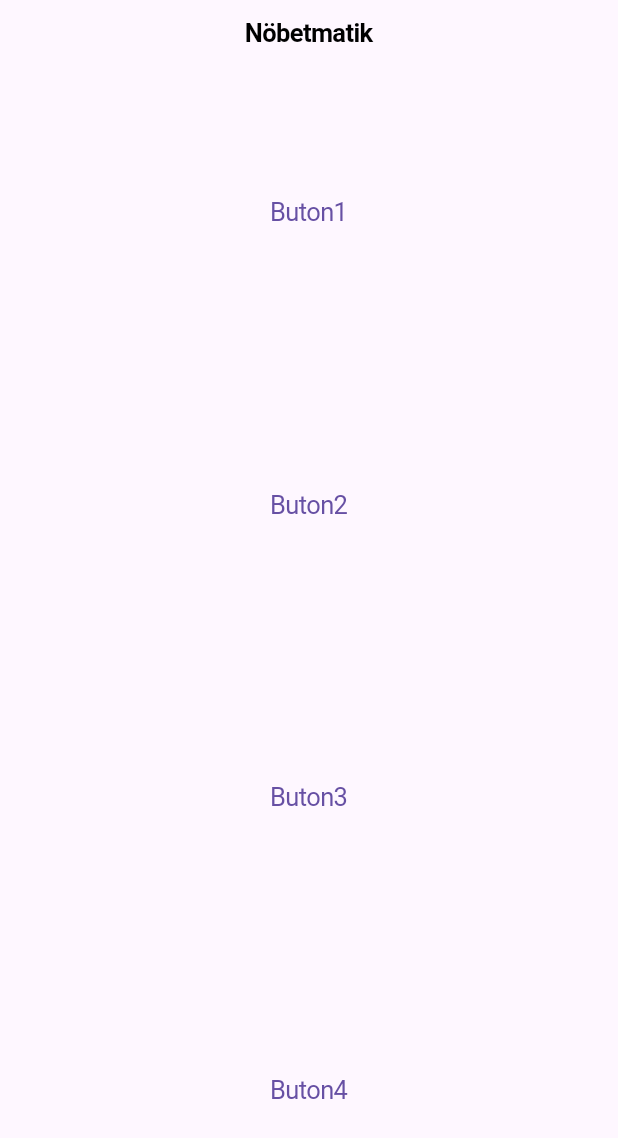
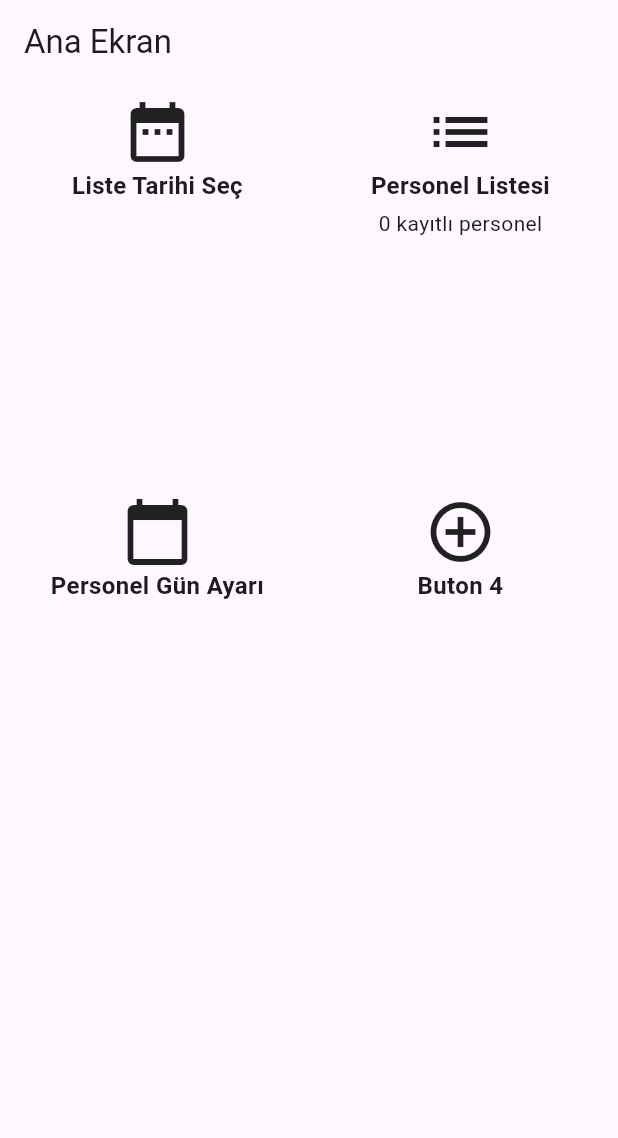
Before and after one commit to ltfclk/nobetmatik, a Flutter app: the screen it shows after launch, on a phone screen of 412 x 824 dp. Shown: the top 1138 px of the screen. Run offline on Flutter 3.47's test engine with Material 3 defaults, Android fonts, the phone set to English and light mode, and no system bars; our stand-ins replace shared_preferences, syncfusion_flutter_datepicker.

Commit message:
3. commit

```diff
--- a/lib/ana_ekran.dart
+++ b/lib/ana_ekran.dart
@@ -1,35 +1,113 @@
-import 'package:flutter/cupertino.dart';
 import 'package:flutter/material.dart';
+import 'package:shared_preferences/shared_preferences.dart';
+import 'liste_hazirla.dart';
+import 'personeller.dart';
+import 'gun_ayari.dart';
 
-void main() => runApp(MyApp());
+class AnaEkran extends StatefulWidget {
+  @override
+  _AnaEkranState createState() => _AnaEkranState();
+}
 
-class MyApp extends StatelessWidget {
+class _AnaEkranState extends State<AnaEkran> {
+  int kayitliPersonelSayisi = 0;
+
+  @override
+  void initState() {
+    super.initState();
+    _kayitliPersonelSayisiniGetir();
+  }
+
+  void _kayitliPersonelSayisiniGetir() async {
+    final prefs = await SharedPreferences.getInstance();
+    final kayitliPersoneller = prefs.getStringList('kayitliPersoneller') ?? [];
+    setState(() {
+      kayitliPersonelSayisi = kayitliPersoneller.length;
+    });
+  }
+
+  Widget _buildButton(BuildContext context, String text, IconData icon, VoidCallback onPressed) {
+    return InkWell(
+      onTap: onPressed,
+      child: Column(
+        mainAxisSize: MainAxisSize.min,
+        children: <Widget>[
+          Icon(icon, size: 48.0),
+          Text(
+            text,
+            textAlign: TextAlign.center,
+            style: TextStyle(
+              fontWeight: FontWeight.bold,
+              fontSize: 16,
+            ),
+          ),
+        ],
+      ),
+    );
+  }
+
+  Widget _buildButtonWithCounter(BuildContext context, String text, IconData icon, int counter, VoidCallback onPressed) {
+    return InkWell(
+      onTap: onPressed,
+      child: Column(
+        mainAxisSize: MainAxisSize.min,
+        children: <Widget>[
+          Icon(icon, size: 48.0),
+          Text(
+            text,
+            textAlign: TextAlign.center,
+            style: TextStyle(
+              fontWeight: FontWeight.bold,
+              fontSize: 16,
+            ),
+          ),
+          SizedBox(height: 4),
+          Text(
+            '$counter kayıtlı personel',
+            style: TextStyle(
+              fontSize: 14,
+            ),
+          ),
+        ],
+      ),
+    );
+  }
+
   @override
   Widget build(BuildContext context) {
-    return CupertinoApp(
-      home: AnaEkran(),
+    // Ekran boyutuna göre crossAxisCount değerini belirle
+    int crossAxisCount = MediaQuery.of(context).size.width > 600 ? 3 : 2;
+
+    // Ekran boyutuna göre childAspectRatio değerini belirle
+    double childAspectRatio = (MediaQuery.of(context).size.width / crossAxisCount) / (MediaQuery.of(context).size.height / (crossAxisCount + 1));
+
+    return Scaffold(
+      appBar: AppBar(
+        title: Text('Ana Ekran'),
+      ),
+      body: GridView.count(
+        crossAxisCount: crossAxisCount,
+        childAspectRatio: childAspectRatio,
+        mainAxisSpacing: 8.0,
+        crossAxisSpacing: 8.0,
+        padding: EdgeInsets.all(8.0),
+        children: <Widget>[
+          _buildButton(context, 'Liste Tarihi Seç', Icons.date_range, () {
+            Navigator.of(context).push(MaterialPageRoute(builder: (context) => ListeHazirla()));
+          }),
+          _buildButtonWithCounter(context, 'Personel Listesi', Icons.list, kayitliPersonelSayisi, () {
+            Navigator.of(context).push(MaterialPageRoute(builder: (context) => Personeller())).then((_) => _kayitliPersonelSayisiniGetir());
+          }),
+          _buildButton(context, 'Personel Gün Ayarı', Icons.calendar_today, () {
+            Navigator.of(context).push(MaterialPageRoute(builder: (context) => GunAyari()));
+          }),
+          _buildButton(context, 'Buton 4', Icons.add_circle_outline, () {
+            // Buton 4'e basıldığında yapılacak işlem
+          }),
+        ],
+      ),
     );
   }
 }
 
-class AnaEkran extends StatelessWidget {
-  @override
-  Widget build(BuildContext context) {
-    return CupertinoPageScaffold(
-      navigationBar: CupertinoNavigationBar(
-        middle: Text('Nöbetmatik'),
-      ),
-      child: SafeArea(
-        child: Column(
-          mainAxisAlignment: MainAxisAlignment.center,
-          children: <Widget>[
-            Expanded(child: Center(child: CupertinoButton(child: Text('Buton1'), onPressed: () {}))),
-            Expanded(child: Center(child: CupertinoButton(child: Text('Buton2'), onPressed: () {}))),
-            Expanded(child: Center(child: CupertinoButton(child: Text('Buton3'), onPressed: () {}))),
-            Expanded(child: Center(child: CupertinoButton(child: Text('Buton4'), onPressed: () {}))),
-          ],
-        ),
-      ),
-    );
-  }
-}
+void main() => runApp(MaterialApp(home: AnaEkran()));
```
